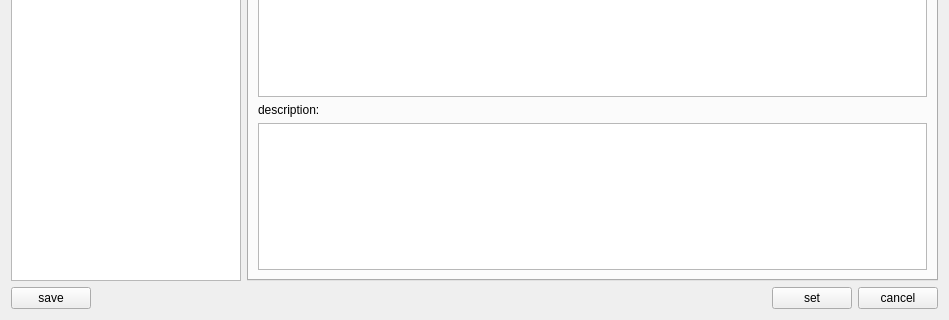
First picture: the form in ui/dialogs/sensorconfigurationdialog.ui, repository OpenIndy/OpenIndy, before the edit; both pictures show x 0 to 949 and y 282 to 602 of the 949 by 602 pixel window.
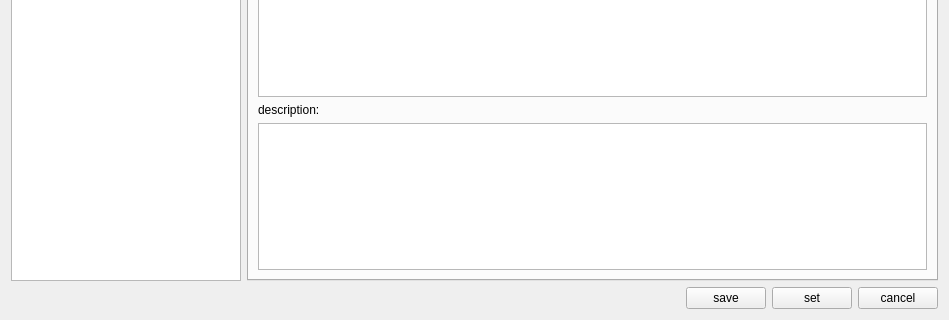
Second picture: the form after the edit. Icons and pictures are not drawn.

Commit message: OI-905: move save button to right

The edit to the form file:
```diff
--- a/ui/dialogs/sensorconfigurationdialog.ui
+++ b/ui/dialogs/sensorconfigurationdialog.ui
@@ -337,13 +337,6 @@
    </item>
    <item row="1" column="0">
     <layout class="QHBoxLayout" name="horizontalLayout">
-     <item>
-      <widget class="QPushButton" name="pushButton_save">
-       <property name="text">
-        <string>save</string>
-       </property>
-      </widget>
-     </item>
      <item>
       <spacer name="horizontalSpacer">
        <property name="orientation">
@@ -357,6 +350,13 @@
        </property>
       </spacer>
      </item>
+     <item>
+      <widget class="QPushButton" name="pushButton_save">
+       <property name="text">
+        <string>save</string>
+       </property>
+      </widget>
+     </item>
      <item>
       <widget class="QPushButton" name="pushButton_setAndConnect">
        <property name="text">
```
